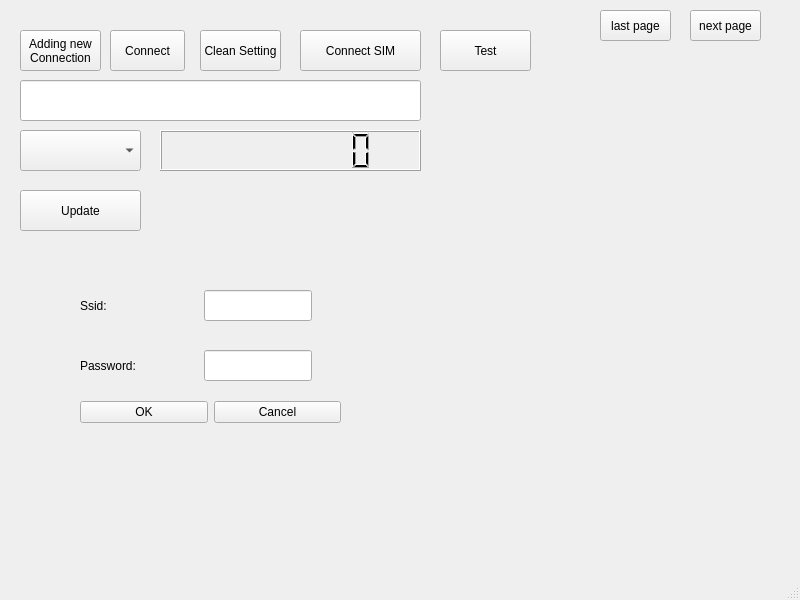
First picture: the form in settingwifi.ui, repository xiaomajsj/LinuxWifiConnectionTest, before the edit.
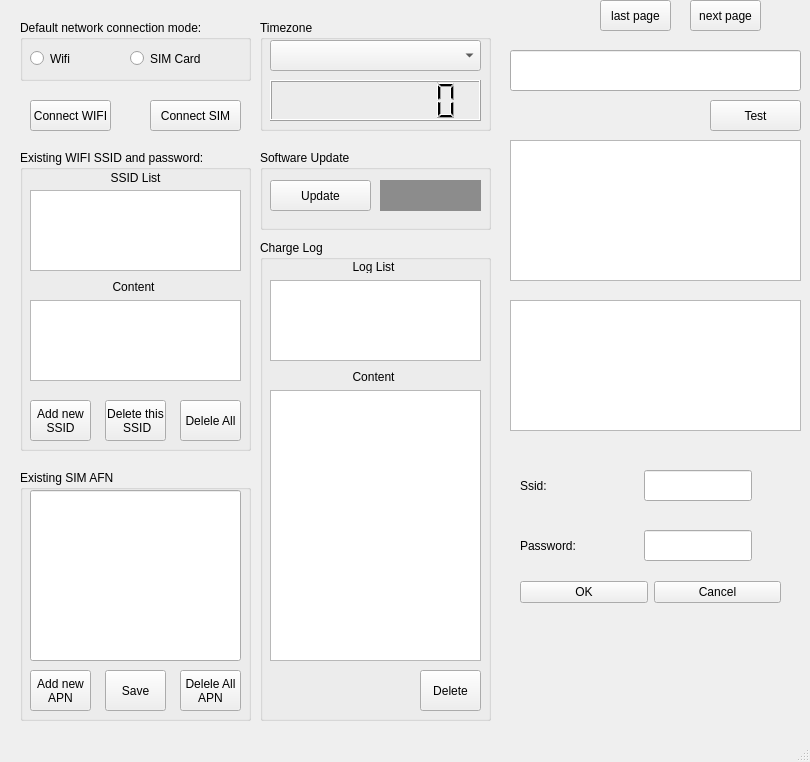
Second picture: the form after the edit.

Commit message: ui updating & function:delete and add SSID & function: setting wifi and 4g mode when starting

Diff of the .ui file:
```diff
--- a/settingwifi.ui
+++ b/settingwifi.ui
@@ -6,8 +6,8 @@
    <rect>
     <x>0</x>
     <y>0</y>
-    <width>800</width>
-    <height>600</height>
+    <width>810</width>
+    <height>762</height>
    </rect>
   </property>
   <property name="windowTitle">
@@ -17,17 +17,17 @@
    <widget class="QWidget" name="InputWidget" native="true">
     <property name="geometry">
      <rect>
-      <x>20</x>
-      <y>240</y>
-      <width>381</width>
-      <height>201</height>
+      <x>510</x>
+      <y>460</y>
+      <width>281</width>
+      <height>151</height>
      </rect>
     </property>
     <widget class="QWidget" name="layoutWidget">
      <property name="geometry">
       <rect>
-       <x>60</x>
-       <y>110</y>
+       <x>10</x>
+       <y>70</y>
        <width>261</width>
        <height>31</height>
       </rect>
@@ -64,8 +64,8 @@
     <widget class="QWidget" name="layoutWidget">
      <property name="geometry">
       <rect>
-       <x>60</x>
-       <y>50</y>
+       <x>10</x>
+       <y>10</y>
        <width>261</width>
        <height>31</height>
       </rect>
@@ -99,8 +99,8 @@
     <widget class="QWidget" name="layoutWidget">
      <property name="geometry">
       <rect>
-       <x>60</x>
-       <y>160</y>
+       <x>10</x>
+       <y>120</y>
        <width>261</width>
        <height>25</height>
       </rect>
@@ -136,74 +136,11 @@
      </property>
     </widget>
    </widget>
-   <widget class="QPushButton" name="Connect">
-    <property name="geometry">
-     <rect>
-      <x>20</x>
-      <y>30</y>
-      <width>81</width>
-      <height>41</height>
-     </rect>
-    </property>
-    <property name="text">
-     <string>Adding new 
-Connection</string>
-    </property>
-   </widget>
-   <widget class="QPushButton" name="Clean">
-    <property name="geometry">
-     <rect>
-      <x>200</x>
-      <y>30</y>
-      <width>81</width>
-      <height>41</height>
-     </rect>
-    </property>
-    <property name="text">
-     <string>Clean Setting</string>
-    </property>
-   </widget>
-   <widget class="QLCDNumber" name="Clock">
-    <property name="geometry">
-     <rect>
-      <x>160</x>
-      <y>130</y>
-      <width>261</width>
-      <height>41</height>
-     </rect>
-    </property>
-    <property name="digitCount">
-     <number>8</number>
-    </property>
-   </widget>
-   <widget class="QComboBox" name="TimeZoneCombo">
-    <property name="geometry">
-     <rect>
-      <x>20</x>
-      <y>130</y>
-      <width>121</width>
-      <height>41</height>
-     </rect>
-    </property>
-   </widget>
-   <widget class="QPushButton" name="Update">
-    <property name="geometry">
-     <rect>
-      <x>20</x>
-      <y>190</y>
-      <width>121</width>
-      <height>41</height>
-     </rect>
-    </property>
-    <property name="text">
-     <string>Update</string>
-    </property>
-   </widget>
    <widget class="QPushButton" name="LastPage">
     <property name="geometry">
      <rect>
       <x>600</x>
-      <y>10</y>
+      <y>0</y>
       <width>71</width>
       <height>31</height>
      </rect>
@@ -216,7 +153,7 @@
     <property name="geometry">
      <rect>
       <x>690</x>
-      <y>10</y>
+      <y>0</y>
       <width>71</width>
       <height>31</height>
      </rect>
@@ -225,25 +162,12 @@
      <string>next page</string>
     </property>
    </widget>
-   <widget class="QPushButton" name="connect4G">
-    <property name="geometry">
-     <rect>
-      <x>300</x>
-      <y>30</y>
-      <width>121</width>
-      <height>41</height>
-     </rect>
-    </property>
-    <property name="text">
-     <string>Connect SIM</string>
-    </property>
-   </widget>
    <widget class="QLineEdit" name="TestText">
     <property name="geometry">
      <rect>
-      <x>20</x>
-      <y>80</y>
-      <width>401</width>
+      <x>510</x>
+      <y>50</y>
+      <width>291</width>
       <height>41</height>
      </rect>
     </property>
@@ -251,55 +175,439 @@
    <widget class="QPushButton" name="Test">
     <property name="geometry">
      <rect>
-      <x>440</x>
-      <y>30</y>
+      <x>710</x>
+      <y>100</y>
       <width>91</width>
-      <height>41</height>
+      <height>31</height>
      </rect>
     </property>
     <property name="text">
      <string>Test</string>
     </property>
    </widget>
+   <widget class="QGroupBox" name="groupBox">
+    <property name="geometry">
+     <rect>
+      <x>20</x>
+      <y>20</y>
+      <width>231</width>
+      <height>61</height>
+     </rect>
+    </property>
+    <property name="title">
+     <string>Default network connection mode: </string>
+    </property>
+    <widget class="QRadioButton" name="wifiButton">
+     <property name="geometry">
+      <rect>
+       <x>10</x>
+       <y>30</y>
+       <width>82</width>
+       <height>17</height>
+      </rect>
+     </property>
+     <property name="text">
+      <string>Wifi</string>
+     </property>
+    </widget>
+    <widget class="QRadioButton" name="SIMButton">
+     <property name="geometry">
+      <rect>
+       <x>110</x>
+       <y>30</y>
+       <width>82</width>
+       <height>17</height>
+      </rect>
+     </property>
+     <property name="text">
+      <string>SIM Card</string>
+     </property>
+    </widget>
+   </widget>
+   <widget class="QGroupBox" name="groupBox_2">
+    <property name="geometry">
+     <rect>
+      <x>20</x>
+      <y>150</y>
+      <width>231</width>
+      <height>301</height>
+     </rect>
+    </property>
+    <property name="title">
+     <string>Existing WIFI SSID and password: </string>
+    </property>
+    <widget class="QPushButton" name="AddSSID">
+     <property name="enabled">
+      <bool>true</bool>
+     </property>
+     <property name="geometry">
+      <rect>
+       <x>10</x>
+       <y>250</y>
+       <width>61</width>
+       <height>41</height>
+      </rect>
+     </property>
+     <property name="text">
+      <string>Add new 
+SSID</string>
+     </property>
+    </widget>
+    <widget class="QPushButton" name="Clean">
+     <property name="geometry">
+      <rect>
+       <x>160</x>
+       <y>250</y>
+       <width>61</width>
+       <height>41</height>
+      </rect>
+     </property>
+     <property name="text">
+      <string>Delele All</string>
+     </property>
+    </widget>
+    <widget class="QListWidget" name="SSIDList">
+     <property name="geometry">
+      <rect>
+       <x>10</x>
+       <y>40</y>
+       <width>211</width>
+       <height>81</height>
+      </rect>
+     </property>
+    </widget>
+    <widget class="QLabel" name="label_4">
+     <property name="geometry">
+      <rect>
+       <x>85</x>
+       <y>20</y>
+       <width>61</width>
+       <height>16</height>
+      </rect>
+     </property>
+     <property name="text">
+      <string>SSID List</string>
+     </property>
+     <property name="alignment">
+      <set>Qt::AlignCenter</set>
+     </property>
+    </widget>
+    <widget class="QLabel" name="label_5">
+     <property name="geometry">
+      <rect>
+       <x>90</x>
+       <y>130</y>
+       <width>47</width>
+       <height>13</height>
+      </rect>
+     </property>
+     <property name="text">
+      <string>Content</string>
+     </property>
+     <property name="alignment">
+      <set>Qt::AlignCenter</set>
+     </property>
+    </widget>
+    <widget class="QPushButton" name="DeleteSSID">
+     <property name="geometry">
+      <rect>
+       <x>85</x>
+       <y>250</y>
+       <width>61</width>
+       <height>41</height>
+      </rect>
+     </property>
+     <property name="text">
+      <string>Delete this
+ SSID</string>
+     </property>
+    </widget>
+    <widget class="QTextEdit" name="SSIDContent">
+     <property name="geometry">
+      <rect>
+       <x>10</x>
+       <y>150</y>
+       <width>211</width>
+       <height>81</height>
+      </rect>
+     </property>
+     <property name="readOnly">
+      <bool>true</bool>
+     </property>
+    </widget>
+   </widget>
+   <widget class="QGroupBox" name="groupBox_3">
+    <property name="geometry">
+     <rect>
+      <x>260</x>
+      <y>20</y>
+      <width>231</width>
+      <height>111</height>
+     </rect>
+    </property>
+    <property name="title">
+     <string>Timezone</string>
+    </property>
+    <widget class="QComboBox" name="TimeZoneCombo">
+     <property name="geometry">
+      <rect>
+       <x>10</x>
+       <y>20</y>
+       <width>211</width>
+       <height>31</height>
+      </rect>
+     </property>
+    </widget>
+    <widget class="QLCDNumber" name="Clock">
+     <property name="geometry">
+      <rect>
+       <x>10</x>
+       <y>60</y>
+       <width>211</width>
+       <height>41</height>
+      </rect>
+     </property>
+     <property name="digitCount">
+      <number>8</number>
+     </property>
+    </widget>
+   </widget>
+   <widget class="QGroupBox" name="groupBox_4">
+    <property name="geometry">
+     <rect>
+      <x>260</x>
+      <y>150</y>
+      <width>231</width>
+      <height>80</height>
+     </rect>
+    </property>
+    <property name="title">
+     <string>Software Update</string>
+    </property>
+    <widget class="QPushButton" name="Update">
+     <property name="geometry">
+      <rect>
+       <x>10</x>
+       <y>30</y>
+       <width>101</width>
+       <height>31</height>
+      </rect>
+     </property>
+     <property name="text">
+      <string>Update</string>
+     </property>
+    </widget>
+    <widget class="QLabel" name="UpdateLabel">
+     <property name="geometry">
+      <rect>
+       <x>120</x>
+       <y>30</y>
+       <width>101</width>
+       <height>31</height>
+      </rect>
+     </property>
+     <property name="styleSheet">
+      <string notr="true">background-color: rgb(140, 140, 140);</string>
+     </property>
+     <property name="text">
+      <string/>
+     </property>
+     <property name="alignment">
+      <set>Qt::AlignCenter</set>
+     </property>
+    </widget>
+   </widget>
+   <widget class="QGroupBox" name="groupBox_5">
+    <property name="geometry">
+     <rect>
+      <x>20</x>
+      <y>470</y>
+      <width>231</width>
+      <height>251</height>
+     </rect>
+    </property>
+    <property name="title">
+     <string>Existing SIM AFN</string>
+    </property>
+    <widget class="QPushButton" name="AddAPN">
+     <property name="geometry">
+      <rect>
+       <x>10</x>
+       <y>200</y>
+       <width>61</width>
+       <height>41</height>
+      </rect>
+     </property>
+     <property name="text">
+      <string>Add new 
+APN</string>
+     </property>
+    </widget>
+    <widget class="QPushButton" name="CleanAPN">
+     <property name="geometry">
+      <rect>
+       <x>160</x>
+       <y>200</y>
+       <width>61</width>
+       <height>41</height>
+      </rect>
+     </property>
+     <property name="text">
+      <string>Delele All
+APN</string>
+     </property>
+    </widget>
+    <widget class="QLineEdit" name="APNContent">
+     <property name="geometry">
+      <rect>
+       <x>10</x>
+       <y>20</y>
+       <width>211</width>
+       <height>171</height>
+      </rect>
+     </property>
+     <property name="readOnly">
+      <bool>true</bool>
+     </property>
+    </widget>
+    <widget class="QPushButton" name="saveAPN">
+     <property name="geometry">
+      <rect>
+       <x>85</x>
+       <y>200</y>
+       <width>61</width>
+       <height>41</height>
+      </rect>
+     </property>
+     <property name="text">
+      <string>Save</string>
+     </property>
+    </widget>
+   </widget>
    <widget class="QPushButton" name="BeginConnect">
     <property name="geometry">
      <rect>
-      <x>110</x>
-      <y>30</y>
-      <width>75</width>
-      <height>41</height>
+      <x>30</x>
+      <y>100</y>
+      <width>81</width>
+      <height>31</height>
      </rect>
     </property>
     <property name="text">
-     <string>Connect</string>
+     <string>Connect WIFI</string>
     </property>
    </widget>
-   <widget class="QLabel" name="UpdateLabel">
+   <widget class="QPushButton" name="connectSIM">
     <property name="geometry">
      <rect>
-      <x>160</x>
-      <y>190</y>
-      <width>121</width>
-      <height>41</height>
+      <x>150</x>
+      <y>100</y>
+      <width>91</width>
+      <height>31</height>
      </rect>
     </property>
     <property name="text">
-     <string/>
+     <string>Connect SIM</string>
     </property>
-    <property name="alignment">
-     <set>Qt::AlignCenter</set>
+   </widget>
+   <widget class="QGroupBox" name="groupBox_6">
+    <property name="geometry">
+     <rect>
+      <x>260</x>
+      <y>240</y>
+      <width>231</width>
+      <height>481</height>
+     </rect>
     </property>
+    <property name="title">
+     <string>Charge Log</string>
+    </property>
+    <widget class="QTextEdit" name="LogContent">
+     <property name="geometry">
+      <rect>
+       <x>10</x>
+       <y>150</y>
+       <width>211</width>
+       <height>271</height>
+      </rect>
+     </property>
+    </widget>
+    <widget class="QPushButton" name="pushButton_3">
+     <property name="geometry">
+      <rect>
+       <x>160</x>
+       <y>430</y>
+       <width>61</width>
+       <height>41</height>
+      </rect>
+     </property>
+     <property name="text">
+      <string>Delete</string>
+     </property>
+    </widget>
+    <widget class="QListWidget" name="LogList">
+     <property name="geometry">
+      <rect>
+       <x>10</x>
+       <y>40</y>
+       <width>211</width>
+       <height>81</height>
+      </rect>
+     </property>
+    </widget>
+    <widget class="QLabel" name="label_2">
+     <property name="geometry">
+      <rect>
+       <x>90</x>
+       <y>20</y>
+       <width>47</width>
+       <height>13</height>
+      </rect>
+     </property>
+     <property name="text">
+      <string>Log List</string>
+     </property>
+     <property name="alignment">
+      <set>Qt::AlignCenter</set>
+     </property>
+    </widget>
+    <widget class="QLabel" name="label_3">
+     <property name="geometry">
+      <rect>
+       <x>90</x>
+       <y>130</y>
+       <width>47</width>
+       <height>13</height>
+      </rect>
+     </property>
+     <property name="text">
+      <string>Content</string>
+     </property>
+     <property name="alignment">
+      <set>Qt::AlignCenter</set>
+     </property>
+    </widget>
    </widget>
-  </widget>
-  <widget class="QMenuBar" name="menubar">
-   <property name="geometry">
-    <rect>
-     <x>0</x>
-     <y>0</y>
-     <width>800</width>
-     <height>21</height>
-    </rect>
-   </property>
+   <widget class="QTextEdit" name="TestBox">
+    <property name="geometry">
+     <rect>
+      <x>510</x>
+      <y>140</y>
+      <width>291</width>
+      <height>141</height>
+     </rect>
+    </property>
+   </widget>
+   <widget class="QTextEdit" name="TestBox2">
+    <property name="geometry">
+     <rect>
+      <x>510</x>
+      <y>300</y>
+      <width>291</width>
+      <height>131</height>
+     </rect>
+    </property>
+   </widget>
   </widget>
   <widget class="QStatusBar" name="statusbar"/>
  </widget>
```
The commit also changes 11 other files.
